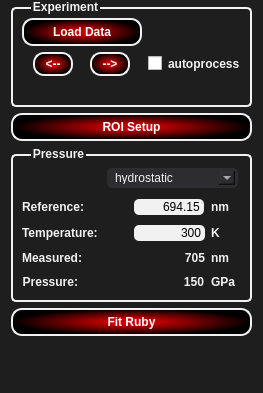
This is T-Rax/UIFiles/T_Rax_RubyControl.ui in CPrescher/T-rax as Qt 5 draws it before an edit. The edited form follows.
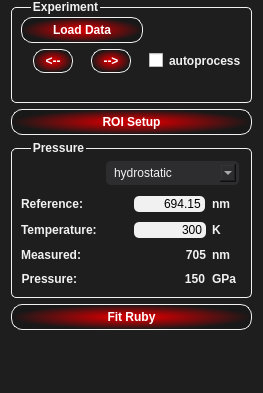
This is the edited form.

The edit to the form file:
```diff
--- a/T-Rax/UIFiles/T_Rax_RubyControl.ui
+++ b/T-Rax/UIFiles/T_Rax_RubyControl.ui
@@ -39,6 +39,14 @@
  QRadioButton {  
      font-weight: normal;  
  }  
+   
+ QLineEdit{  
+     border-radius: 5px;  
+     background: #F1F1F1;  
+     color: black;  
+ }  
+
+
 QComboBox {
 	background: #2D2D30;
 	border-radius:5px;
@@ -48,31 +56,33 @@
 	text-align: right;
 	margin:3px;
 }
+QComboBox QAbstractItemView{
+	background: #2D2D30;
+	margin-left: 10px;
+	color: #F1F1F1;
+	selection-background-color: rgba(221, 124, 40, 120);
+	border-radius: 5px;
 
- QLineEdit{  
-     border-radius: 5px;  
-     background: #F1F1F1;  
-     color: black;  
- }  
+}
    
  QPushButton{  
      color:white;  
      border-color: black;  
-     border: 2px solid #F1F1F1;  
+     border: 1px solid rgba(241,241,241,255); 
      border-radius: 11px;  
      font-weight: bold;  
      padding: 5px;  
  }  
  #temperature_control_widget QPushButton {  
-     background: qradialgradient(spread:pad, cx:0.5, cy:0.5, radius:0.5, fx:0.5, fy:0.5, stop:0.20398 rgba(221, 124, 40, 180), stop:1 rgba(0, 0, 0, 255))  
+     background: qradialgradient(spread:pad, cx:0.5, cy:0.5, radius:0.5, fx:0.5, fy:0.5, stop:0.20398 rgba(221, 124, 40, 180), stop:1 rgba(0, 0, 0, 50))
  }  
    
  #ruby_control_widget QPushButton {  
-     background: qradialgradient(spread:pad, cx:0.5, cy:0.5, radius:0.5, fx:0.5, fy:0.5, stop:0.20398 rgba(197, 0, 3, 255), stop:1 rgba(0, 0, 0, 255))  
+     background: qradialgradient(spread:pad, cx:0.5, cy:0.5, radius:0.5, fx:0.5, fy:0.5, stop:0.20398 rgba(197, 0, 3, 255), stop:1 rgba(0, 0, 0, 50))  
  }  
    
  #diamond_control_widget QPushButton{  
-     background: qradialgradient(spread:pad, cx:0.5, cy:0.5, radius:0.5, fx:0.5, fy:0.5, stop:0.20398 rgba(27, 0, 134, 255), stop:1 rgba(0, 0, 0, 255))  
+     background: qradialgradient(spread:pad, cx:0.5, cy:0.5, radius:0.5, fx:0.5, fy:0.5, stop:0.20398 rgba(27, 0, 134, 255), stop:1 rgba(0, 0, 0, 50))  
  }  
    
  QPushButton::hover{  
@@ -80,13 +90,14 @@
      margin: 0.5px;  
  }  
    
- QPushPutton::press{  
+ QPushPutton::pressed{  
     border:2px solid #fff;  
-     margin: 2px;  
+    padding: 5px;  
+    margin: 5px;  
  }  
    
  QGroupBox {  
-     border: 2px solid #F1F1F1;  
+     border: 1px solid #F1F1F1;  
      border-radius: 5px;  
      margin-top: 7px;  
      padding: 0px  
@@ -98,7 +109,7 @@
     
  QTabBar::tab {  
      background: qradialgradient(spread:pad, cx:0.5, cy:0.5, radius:0.5, fx:0.5, fy:0.5, stop:0.20398 rgba(221, 124, 40, 180), stop:1 #1E1E1E);  
-     border: 2px solid  #F1F1F1;  
+     border: 1px solid  #F1F1F1;  
      border-top-left-radius: 4px;  
      border-top-right-radius: 10px;  
      padding: 5px;  
@@ -114,28 +125,25 @@
  }  
    
  QTabBar::tab:selected {  
-   
-     border:3px solid  #FFF;  
+     border:2px solid  #FFF;  
      border-bottom-color: #1E1E1E;  
- }  
-   
+ }     
  QTabBar::tab:!selected {  
      margin-top: 2px;  
  }  
    
  #downstream_calib_box{  
      color:  rgba(255,255,0,255);  
-     border: 2px solid rgba(255,255,0,255);  
+     border: 1px solid rgba(255,255,0,255);  
  }  
  #upstream_calib_box {  
      color: rgba(255,140,0,255);  
-     border: 2px solid rgba(255,140,0,255);  
+     border: 1px solid rgba(255,140,0,255);  
  }  
    
  #upstream_calib_box QPushButton, #downstream_calib_box QPushButton {  
      background:qconicalgradient(cx:0.5, cy:0.5, angle:0, stop:0 rgba(30, 30, 30, 255), stop:1 rgba(60, 60, 64, 255))  
- }  
-</string>
+ }  </string>
   </property>
   <layout class="QVBoxLayout" name="verticalLayout_2">
    <property name="topMargin">
```
Left out of the diff: 4 changed lines with no effect on the pictures.
